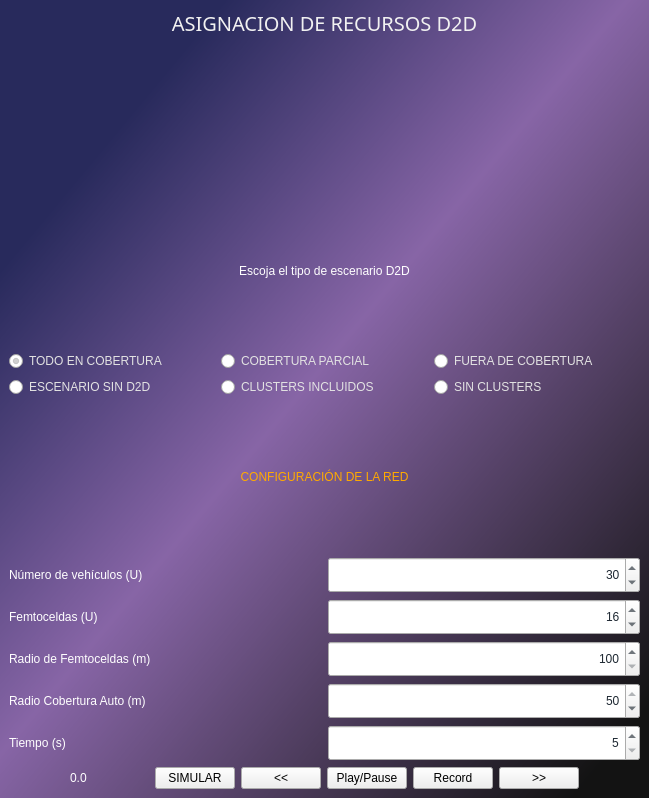
First picture: the form in GUI.ui, repository MiguelM13/D2Dsimulator, before the edit.
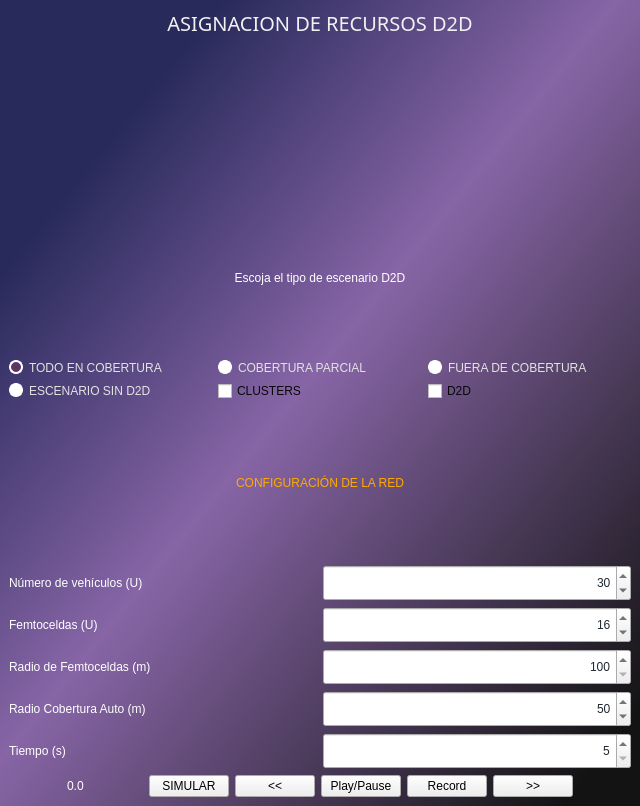
Second picture: the form after the edit. Icons and pictures are not drawn.

Commit message: Añadido clusters

```diff
--- a/GUI.ui
+++ b/GUI.ui
@@ -6,8 +6,8 @@
    <rect>
     <x>0</x>
     <y>0</y>
-    <width>649</width>
-    <height>798</height>
+    <width>640</width>
+    <height>806</height>
    </rect>
   </property>
   <property name="windowTitle">
@@ -54,6 +54,30 @@
 }
 
 /**/
+QCheckBox {
+color: rgb(8, 8, 8);
+}
+
+
+
+/* */
+QRadioButton::indicator {
+    width:                  10px;
+    height:                 10px;
+    border-radius:          7px;
+}
+
+QRadioButton::indicator:checked {
+    background-color:     rgb(92, 53, 102);
+	color: white;
+    border:                 2px solid white;
+}
+
+QRadioButton::indicator:unchecked {
+    background-color:       white;
+    border:                 2px solid white;
+}
+
 
 </string>
   </property>
@@ -63,6 +87,9 @@
     <height>50</height>
    </size>
   </property>
+  <property name="toolButtonStyle">
+   <enum>Qt::ToolButtonTextUnderIcon</enum>
+  </property>
   <widget class="QWidget" name="centralwidget">
    <layout class="QVBoxLayout" name="verticalLayout">
     <item>
@@ -169,16 +196,22 @@
        </widget>
       </item>
       <item>
-       <widget class="QRadioButton" name="selector5">
+       <widget class="QCheckBox" name="clusters">
         <property name="text">
-         <string>CLUSTERS INCLUIDOS</string>
+         <string>CLUSTERS</string>
+        </property>
+        <property name="checkable">
+         <bool>true</bool>
+        </property>
+        <property name="checked">
+         <bool>false</bool>
         </property>
        </widget>
       </item>
       <item>
-       <widget class="QRadioButton" name="selector6">
+       <widget class="QCheckBox" name="d2d">
         <property name="text">
-         <string>SIN CLUSTERS</string>
+         <string>D2D</string>
         </property>
        </widget>
       </item>
@@ -227,7 +260,7 @@
          <number>1</number>
         </property>
         <property name="maximum">
-         <number>50</number>
+         <number>200</number>
         </property>
         <property name="value">
          <number>50</number>
```
Left out of the diff: 13 changed lines with no effect on the pictures. The commit also changes 13 other files.
